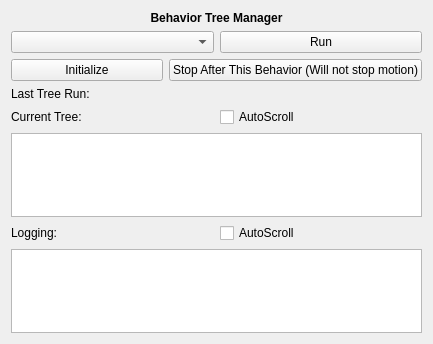
Qt form drt_behavior_visualization/resource/behavior_tree_widget.ui (NASA-JSC-Robotics/drt_behavior) before a commit.
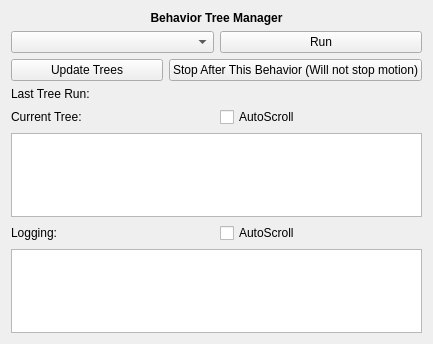
The same form after that commit.

Commit message: change initialize button to update trees btn

```diff
--- a/drt_behavior_visualization/resource/behavior_tree_widget.ui
+++ b/drt_behavior_visualization/resource/behavior_tree_widget.ui
@@ -51,7 +51,7 @@
        <item>
         <widget class="QPushButton" name="InitializeButton">
          <property name="text">
-          <string>Initialize</string>
+          <string>Update Trees</string>
          </property>
         </widget>
        </item>
```
Left out of the diff: 2 changed lines with no effect on the pictures. The commit also changes 2 other files.
